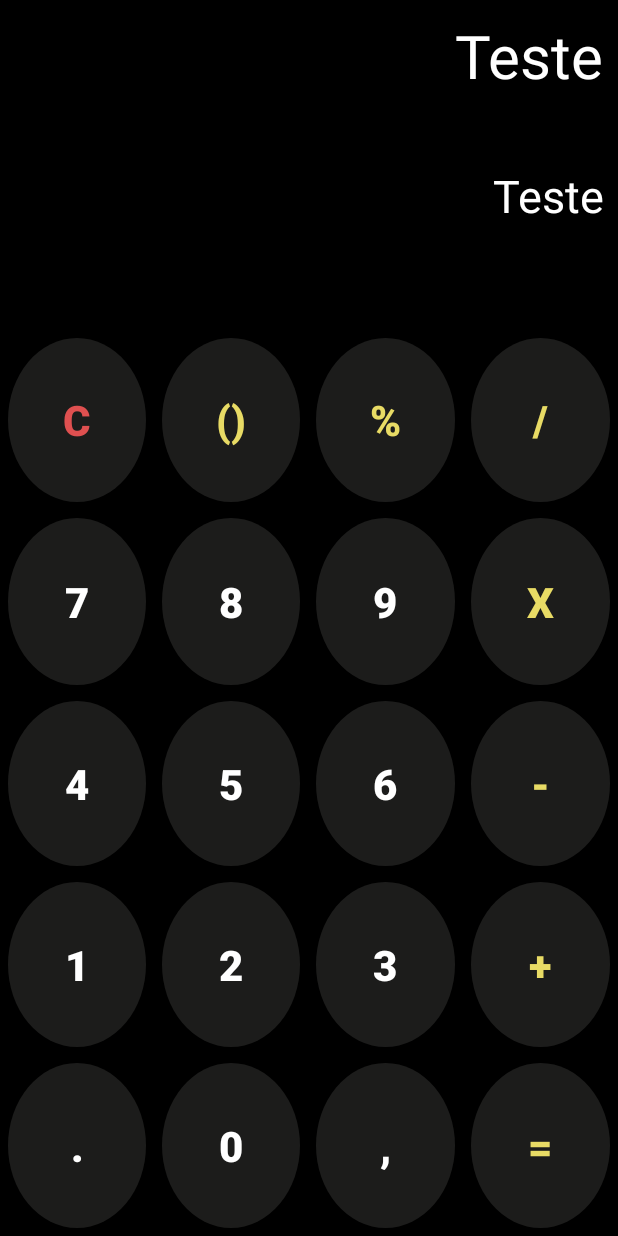
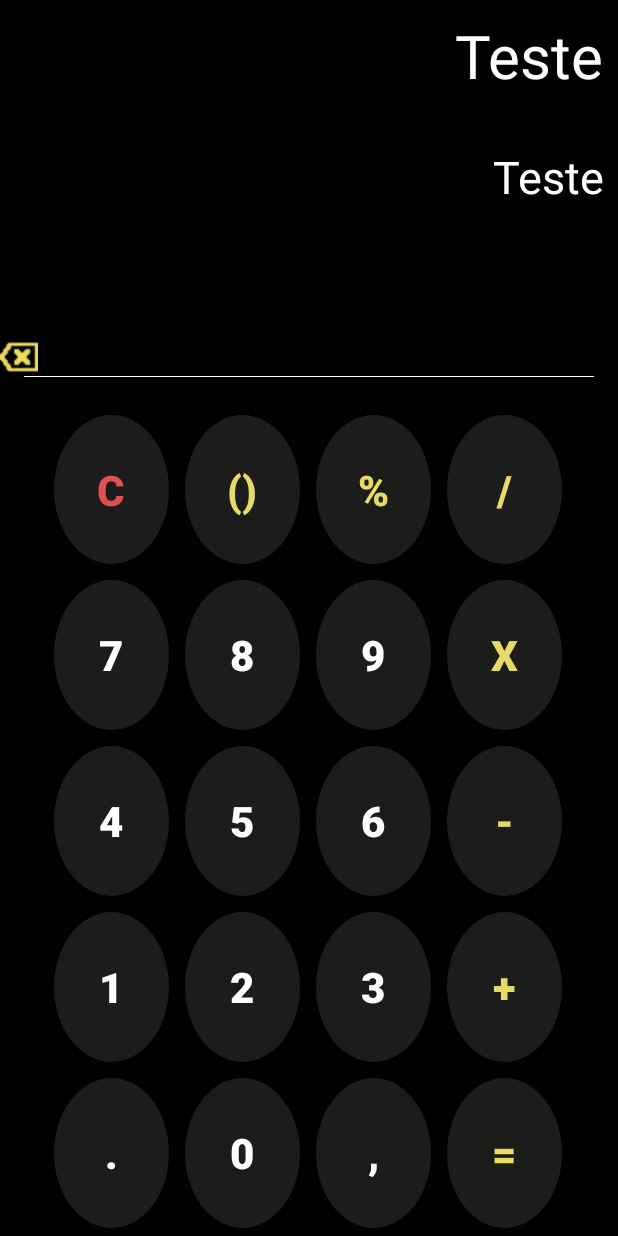
Before and after one commit to Rhuan09/AndroidCalculator, an Android app: the screen it shows after launch (MainActivity), on a phone screen of 412 x 824 dp. Run offline under Robolectric (Android 15) with nearby library versions, the phone set to English and light mode, and no system bars.

Commit message:
@CORRECTION - Buttons weight
Buttons are now in a proper weight

```diff
--- a/app/src/main/res/drawable/round_button.xml
+++ b/app/src/main/res/drawable/round_button.xml
@@ -1,8 +1,8 @@
 <?xml version="1.0" encoding="utf-8"?>
 <selector xmlns:android="http://schemas.android.com/apk/res/android">
     <item android:state_pressed="false">
-        <shape android:shape="oval">
-            <solid android:color="@color/blackbutton"/>
+        <shape android:layout_height="match_parent" android:shape="oval">
+            <solid android:color="@color/blackbutton" />
         </shape>
     </item>
     <item android:state_pressed="true">
--- a/app/src/main/res/layout/activity_main.xml
+++ b/app/src/main/res/layout/activity_main.xml
@@ -1,189 +1,239 @@
 <?xml version="1.0" encoding="utf-8"?>
 <LinearLayout xmlns:android="http://schemas.android.com/apk/res/android"
-    xmlns:app="http://schemas.android.com/apk/res-auto"
     xmlns:tools="http://schemas.android.com/tools"
     android:layout_width="match_parent"
     android:layout_height="match_parent"
+    android:background="@color/black"
     android:orientation="vertical"
-    android:background="@color/black"
     tools:context=".MainActivity">
 
     <TextView
         android:id="@+id/txt_expression"
         android:layout_width="match_parent"
-        android:layout_height="80dp"
+        android:layout_height="67dp"
+        android:layout_margin="10dp"
+        android:ellipsize="start"
+        android:gravity="end"
+        android:singleLine="true"
         android:text="Teste"
         android:textColor="@color/white"
-        android:textSize="40sp"
-        android:gravity="end"
-        android:layout_margin="10dp"
-        android:ellipsize="start"
-        android:singleLine="true"/>
+        android:textSize="40sp" />
+
     <TextView
         android:id="@+id/txt_result"
         android:layout_width="match_parent"
-        android:layout_height="100dp"
+        android:layout_height="58dp"
+        android:layout_margin="10dp"
+        android:ellipsize="end"
+        android:gravity="end"
+        android:maxLines="1"
         android:text="Teste"
         android:textColor="@color/white"
-        android:textSize="30sp"
-        android:gravity="end"
-        android:layout_margin="10dp"
-        android:ellipsize="end"
-        android:maxLines="1"
-        />
+        android:textSize="30sp" />
 
     <LinearLayout
         android:layout_width="match_parent"
-        android:layout_height="0dp"
+        android:layout_height="wrap_content"
         android:layout_weight="1"
+        android:orientation="horizontal">
+
+        <ImageView
+            android:layout_width="25dp"
+            android:layout_height="25dp"
+            android:src="@drawable/backspace"
+            android:layout_gravity="bottom"></ImageView>
+
+
+    </LinearLayout>
+
+    <View
+        android:layout_width="380dp"
+        android:layout_height="0.7dp"
+        android:background="@color/white"
+        android:focusable="false"
+        android:layout_gravity="center"
+        android:layout_marginBottom="20dp"/>
+    <LinearLayout
+        android:layout_width="350dp"
+        android:layout_height="50dp"
+        android:layout_gravity="center"
+        android:layout_weight="1"
+        android:baselineAligned="false"
         android:orientation="horizontal">
 
 
         <androidx.appcompat.widget.AppCompatButton
             android:id="@+id/bt_clean"
             style="@style/Operator_Button"
+            android:layout_weight="0.8"
             android:text="C"
-            android:textColor="@color/red"
-            />
+            android:textColor="@color/red" />
 
         <androidx.appcompat.widget.AppCompatButton
             android:id="@+id/bt_parent"
             style="@style/Operator_Button"
+            android:layout_weight="0.8"
             android:text="()"
-            android:textColor="@color/yellow"
-            />
+            android:textColor="@color/yellow" />
 
         <androidx.appcompat.widget.AppCompatButton
             android:id="@+id/bt_percent"
             style="@style/Operator_Button"
+            android:layout_weight="0.8"
             android:text="%"
-            android:textColor="@color/yellow"
-            />
+            android:textColor="@color/yellow" />
+
         <androidx.appcompat.widget.AppCompatButton
             android:id="@+id/bt_division"
             style="@style/Operator_Button"
+            android:layout_weight="0.8"
             android:text="/"
-            android:textColor="@color/yellow"
-            />
+            android:textColor="@color/yellow" />
     </LinearLayout>
+
     <LinearLayout
-        android:layout_width="match_parent"
-        android:layout_height="1dp"
+        android:layout_width="350dp"
+        android:layout_height="50dp"
+        android:layout_gravity="center"
         android:layout_weight="1"
         android:orientation="horizontal">
 
         <androidx.appcompat.widget.AppCompatButton
             android:id="@+id/number_7"
             style="@style/Number_Button"
+            android:layout_weight="0.8"
             android:text="7"
 
             />
+
         <androidx.appcompat.widget.AppCompatButton
             android:id="@+id/number_8"
             style="@style/Number_Button"
-            android:text="8"
-            />
+            android:layout_weight="0.8"
+            android:text="8" />
+
         <androidx.appcompat.widget.AppCompatButton
             android:id="@+id/number_9"
             style="@style/Number_Button"
+            android:layout_weight="0.8"
             android:text="9"
 
             />
+
         <androidx.appcompat.widget.AppCompatButton
             android:id="@+id/bt_x"
             style="@style/Operator_Button"
-            android:text="x"
-            />
+            android:layout_weight="0.8"
+            android:text="x" />
     </LinearLayout>
 
     <LinearLayout
-        android:layout_width="match_parent"
-        android:layout_height="0dp"
+        android:layout_width="350dp"
+        android:layout_height="50dp"
+        android:layout_gravity="center"
         android:layout_weight="1"
         android:orientation="horizontal">
 
         <androidx.appcompat.widget.AppCompatButton
             android:id="@+id/number_4"
             style="@style/Number_Button"
+            android:layout_weight="0.8"
             android:text="4"
 
             />
+
         <androidx.appcompat.widget.AppCompatButton
             android:id="@+id/number_5"
             style="@style/Number_Button"
-            android:text="5"
-            />
+            android:layout_weight="0.8"
+            android:text="5" />
+
         <androidx.appcompat.widget.AppCompatButton
             android:id="@+id/number_6"
             style="@style/Number_Button"
+            android:layout_weight="0.8"
             android:text="6"
 
             />
+
         <androidx.appcompat.widget.AppCompatButton
             android:id="@+id/bt_minus"
             style="@style/Operator_Button"
-            android:text="-"
-            />
+            android:layout_weight="0.8"
+            android:text="-" />
     </LinearLayout>
 
     <LinearLayout
-        android:layout_width="match_parent"
-        android:layout_height="0dp"
+        android:layout_width="350dp"
+        android:layout_height="50dp"
+        android:layout_gravity="center"
         android:layout_weight="1"
         android:orientation="horizontal">
 
         <androidx.appcompat.widget.AppCompatButton
             android:id="@+id/number_1"
             style="@style/Number_Button"
+            android:layout_weight="0.8"
             android:text="1"
 
             />
+
         <androidx.appcompat.widget.AppCompatButton
             android:id="@+id/number_2"
             style="@style/Number_Button"
-            android:text="2"
-            />
+            android:layout_weight="0.8"
+            android:text="2" />
+
         <androidx.appcompat.widget.AppCompatButton
             android:id="@+id/number_3"
             style="@style/Number_Button"
+            android:layout_weight="0.8"
             android:text="3"
 
             />
+
         <androidx.appcompat.widget.AppCompatButton
             android:id="@+id/bt_plus"
             style="@style/Operator_Button"
-            android:text="+"
-            />
+            android:layout_weight="0.8"
+            android:text="+" />
     </LinearLayout>
 
     <LinearLayout
-        android:layout_width="match_parent"
-        android:layout_height="0dp"
+        android:layout_width="350dp"
+        android:layout_height="50dp"
+        android:layout_gravity="center"
         android:layout_weight="1"
         android:orientation="horizontal">
+
 
         <androidx.appcompat.widget.AppCompatButton
             android:id="@+id/bt_dot"
             style="@style/Number_Button"
+            android:layout_weight="0.8"
             android:text="."
 
             />
+
         <androidx.appcompat.widget.AppCompatButton
             android:id="@+id/number_0"
             style="@style/Number_Button"
-            android:text="0"
-            />
+            android:layout_weight="0.8"
+            android:text="0" />
+
         <androidx.appcompat.widget.AppCompatButton
             android:id="@+id/comma"
             style="@style/Number_Button"
+            android:layout_weight="0.8"
             android:text=","
 
             />
+
         <androidx.appcompat.widget.AppCompatButton
             android:id="@+id/bt_equal"
             style="@style/Operator_Button"
-            android:text="="
-            />
+            android:layout_weight="0.8"
+            android:text="=" />
     </LinearLayout>
 
 
```
Also changed, not shown: app/src/main/res/drawable/backspace.png (added).
